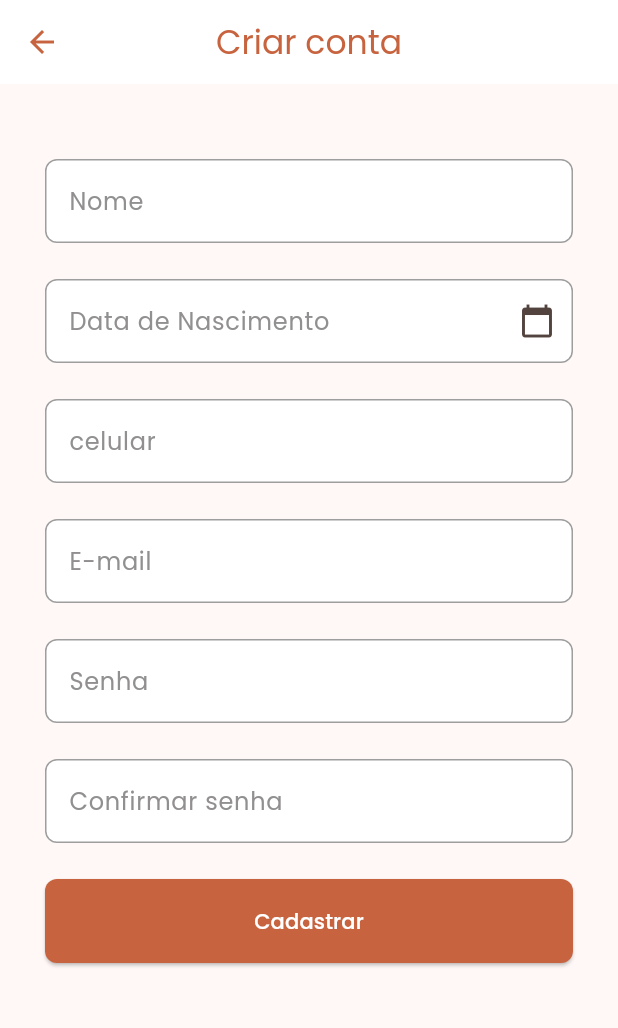
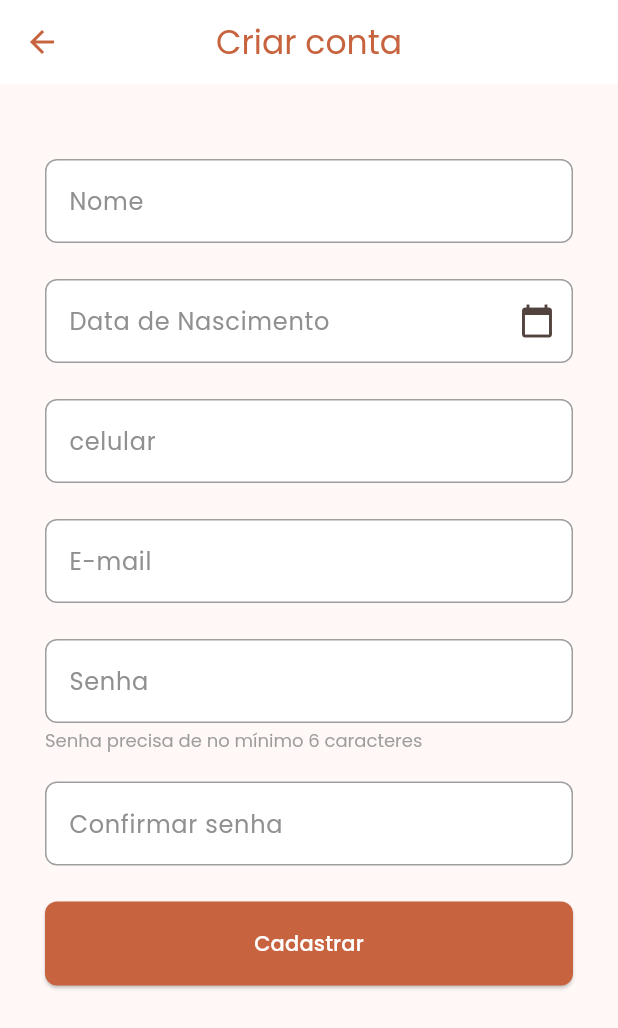
Before and after one commit to PedruHNS/tcc-agenda-barbearia, a Flutter app: the RegisterUserPage screen opened by its route, on a phone screen of 412 x 824 dp. Shown: the top 1028 px of the screen. Run offline on Flutter 3.47's test engine with Material 3 defaults, Android fonts, the phone set to English and light mode, and no system bars; our stand-ins replace auto_size_text, firebase_auth, firebase_core, firebase_database, mask_text_input_formatter, material_design_icons_flutter and 2 more; missing offline and left inert: validatorless; accounts and stored records are empty; network calls fail.

Commit message:
correção

```diff
--- a/lib/src/core/ui/theme/theme_schedule_app.dart
+++ b/lib/src/core/ui/theme/theme_schedule_app.dart
@@ -1,5 +1,6 @@
 import 'package:barbershop_schedule/src/core/constants/constants.dart';
 import 'package:flutter/material.dart';
+import 'package:flutter/widgets.dart';
 
 sealed class ThemeScheduleApp {
   static const _defaultBorderOutline = OutlineInputBorder(
@@ -19,7 +20,6 @@ sealed class ThemeScheduleApp {
     colorScheme: ColorScheme.fromSeed(seedColor: ColorsConstants.primary),
     datePickerTheme: const DatePickerThemeData(
       shape: _defaultBorderOutline,
-
     ),
 
     //! app bar finalizada o tema
@@ -71,6 +71,10 @@ sealed class ThemeScheduleApp {
 
     fontFamily: FontConstants.fontfamily,
     textTheme: const TextTheme(
+      displaySmall: TextStyle(
+        fontSize: 12,
+        fontWeight: FontWeight.w400,
+      ),
       displayMedium: TextStyle(
         fontSize: 22,
         fontWeight: FontWeight.w500,
--- a/lib/src/features/auth/register/register_user_page.dart
+++ b/lib/src/features/auth/register/register_user_page.dart
@@ -85,6 +85,7 @@ class _RegisterUserPageState extends State<RegisterUserPage> {
           child: Form(
             key: _formKey,
             child: Column(
+              crossAxisAlignment: CrossAxisAlignment.start,
               children: [
                 const SizedBox(height: 20),
                 TextFormField(
@@ -162,7 +163,14 @@ class _RegisterUserPageState extends State<RegisterUserPage> {
                     label: Text('Senha'),
                   ),
                 ),
-                const SizedBox(height: 24),
+                const SizedBox(height: 4),
+                Text(
+                  'Senha precisa de no mínimo 6 caracteres',
+                  style: Theme.of(context).textTheme.displaySmall!.copyWith(
+                        color: Colors.grey,
+                      ),
+                ),
+                const SizedBox(height: 20),
                 TextFormField(
                   validator: Validatorless.multiple([
                     Validatorless.required('confirma Senha Obrigatória'),
```
